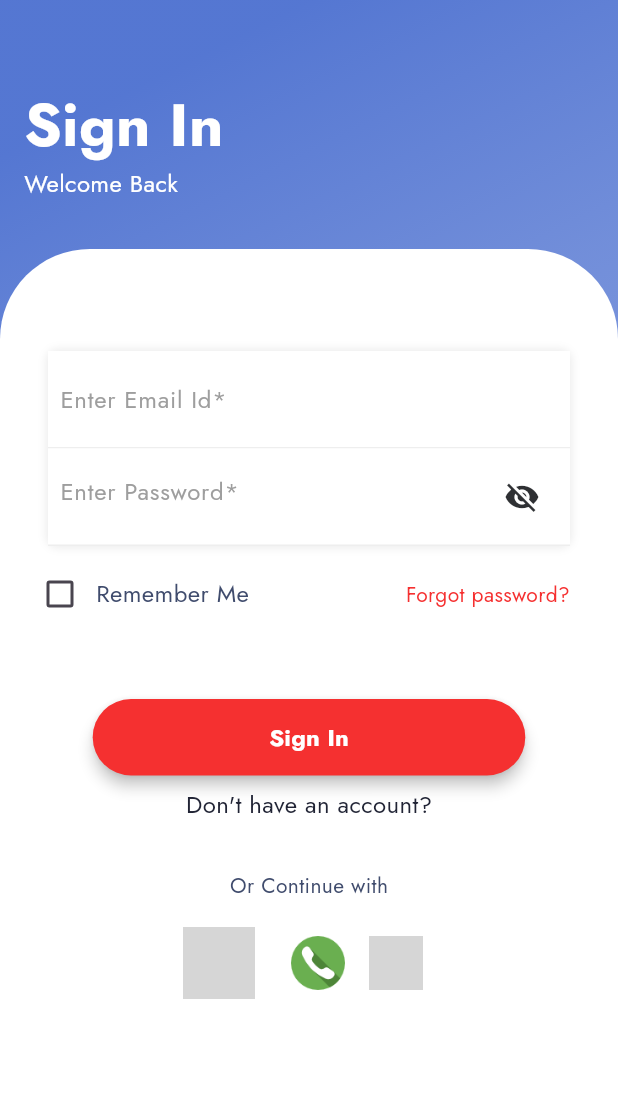
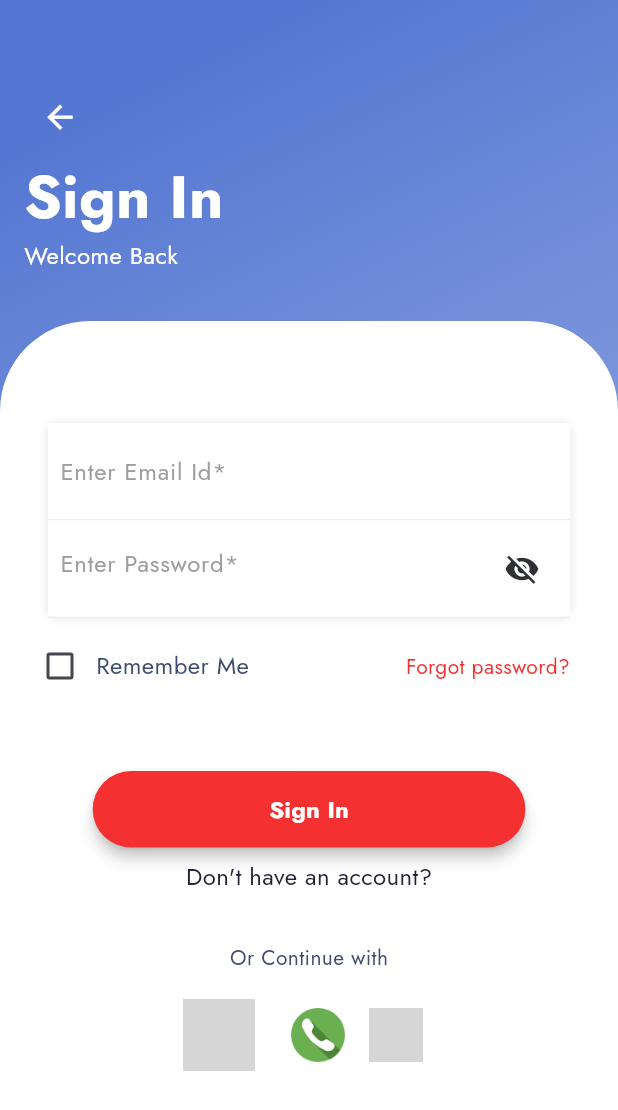
Before and after one commit to Thewebus/freelancediteur, a Flutter app: the SignInScreen screen opened directly, on a phone screen of 412 x 824 dp. Shown: the top 1110 px of the screen. Run offline on Flutter 3.47's test engine with Material 3 defaults, Android fonts, the phone set to English and light mode, and no system bars; drawn by our look-alikes of nb_utils; our stand-ins replace auto_size_text, cached_network_image, chewie, country_code_picker, dots_indicator, firebase_auth and 20 more; missing offline and left inert: aes_crypt_null_safe, epub_view, flutter_pdfview, internet_file, onesignal_flutter, razorpay_flutter and 2 more; accounts and stored records are empty; generated files the repository leaves out were written again; statements that could not run were skipped; project files that could hold a hidden picture were left out; grey boxes are pictures that could not be loaded.

Commit message:
Ajout de la flèche retour sur l'écran d'identification

```diff
--- a/lang/fr.json
+++ b/lang/fr.json
@@ -161,7 +161,7 @@
   "lbl_no_transaction_data_found": "Aucune donnée de transaction trouvée",
   "lbl_choose_animation": "Choisir une animation",
   "lbl_free": "Gratuit",
-  "lbl_show_more": "montre plus",
+  "lbl_show_more": "montrer plus",
   "lbl_show_less": "Montrer moins",
   "lbl_my": "Mon",
   "lbl_purchased_library": "Bibliothèque achetée",
@@ -171,7 +171,7 @@
   "lbl_what_is_about": "Description",
   "lbl_view_all": "Voir tout",
   "lbl_login": "Connexion",
-  "lbl_welcome_back": "Content de te revoir",
+  "lbl_welcome_back": "Content de vous revoir",
   "lbl_or_continue_with": "Ou continuer avec",
   "lbl_search_for_books_enter": "Recherche de livres par \n Entrer vos mots ci-dessus",
   "lbl_purchase": "Acheter",
--- a/lib/screens/sign_in_screen.dart
+++ b/lib/screens/sign_in_screen.dart
@@ -250,6 +250,13 @@ class _SignInScreenState extends State<SignInScreen> {
                           width: 60, height: 60, fit: BoxFit.cover),
                     ),*/
                     8.height,
+                    IconButton(
+                        iconSize: 25,
+                        icon: Icon(Icons.arrow_back),
+                        color: Colors.white,
+                        onPressed: () async {
+                          Navigator.of(context).pop();
+                        }),
                     Text(keyString(context, 'lbl_sign_in')!,
                         style: boldTextStyle(size: 40, color: Colors.white)),
                     Text(keyString(context, 'lbl_welcome_back')!,
```
